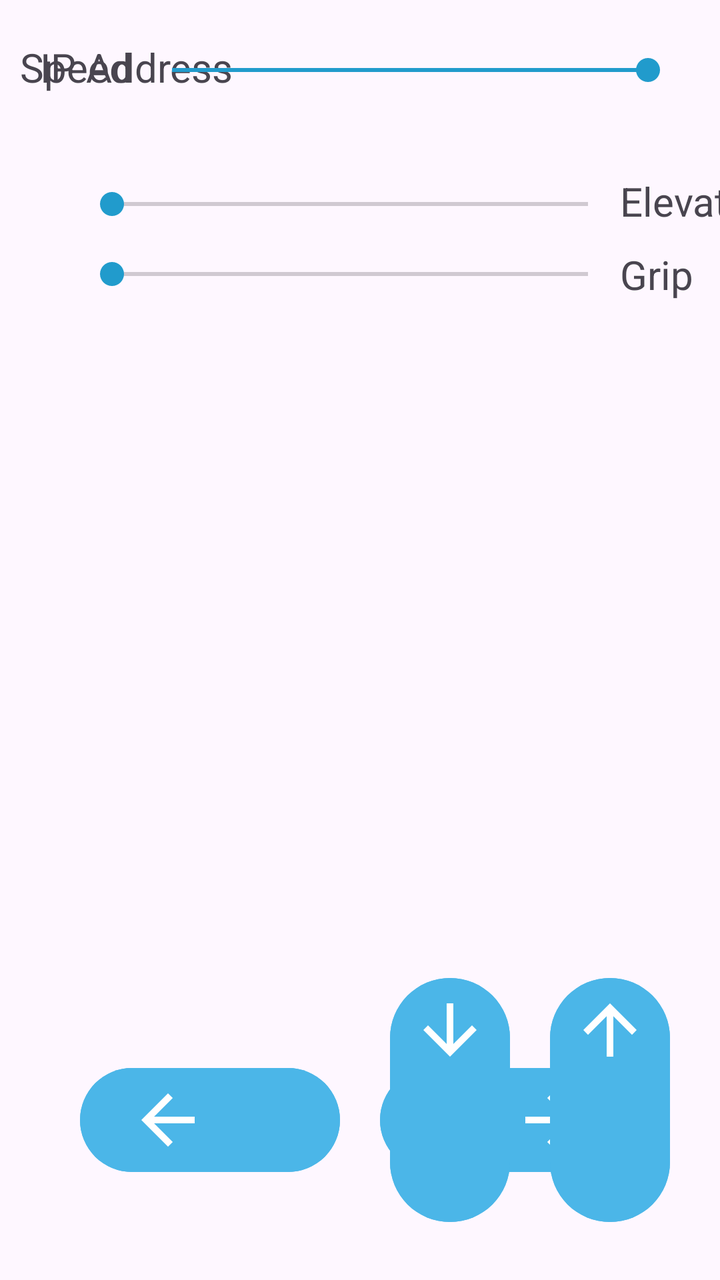
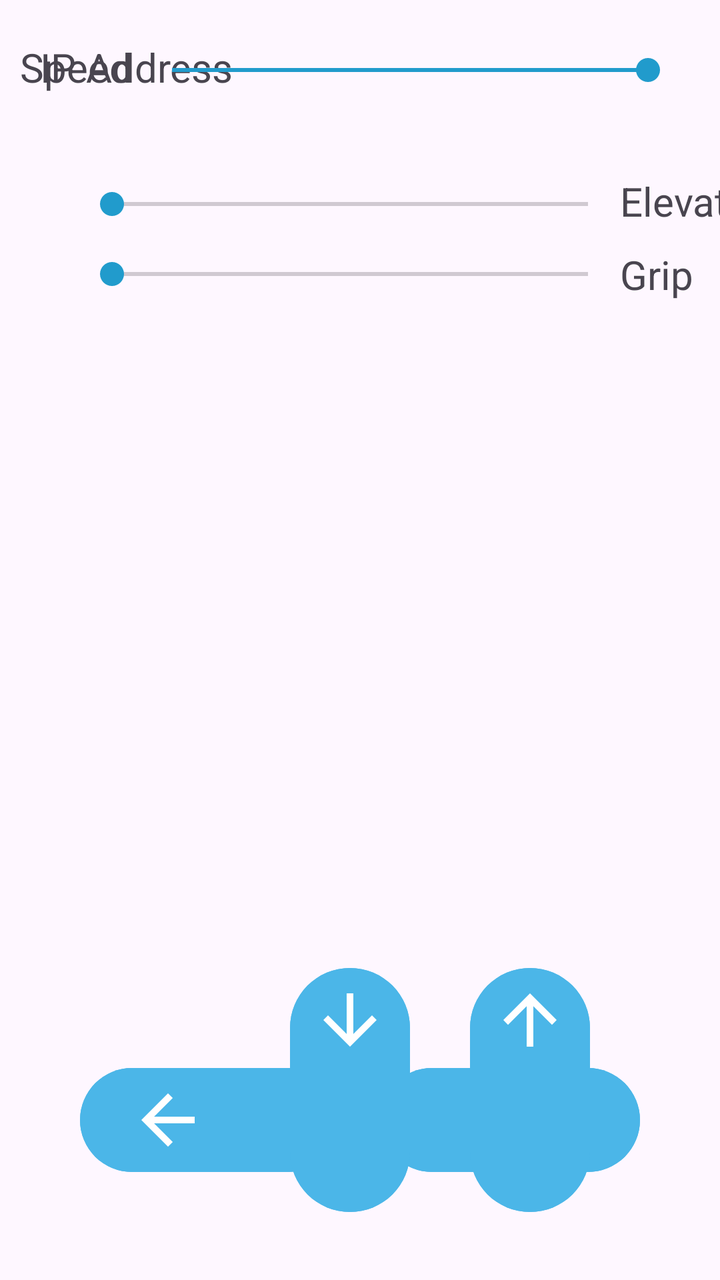

Compare the two renders of this Android layout. The source of the first and the diff that turns it into the second are given below.
<!-- AndroidManifest.xml: application theme Theme.BotzillaController -->
<!-- res/layout/activity_controller_b.xml -->
<?xml version="1.0" encoding="utf-8"?>
<androidx.constraintlayout.widget.ConstraintLayout xmlns:android="http://schemas.android.com/apk/res/android"
    xmlns:app="http://schemas.android.com/apk/res-auto"
    xmlns:tools="http://schemas.android.com/tools"
    android:id="@+id/main"
    android:layout_width="match_parent"
    android:layout_height="match_parent"
    android:backgroundTint="@color/material_dynamic_primary70"
    tools:context=".ControllerActivityButtons">

    <TextView
        android:id="@+id/ipTextViewB"
        android:layout_width="wrap_content"
        android:layout_height="wrap_content"
        android:layout_marginStart="20dp"
        android:layout_marginTop="20dp"
        android:text="IP Address"
        android:textSize="20sp"
        app:layout_constraintStart_toStartOf="parent"
        app:layout_constraintTop_toTopOf="parent"
        tools:ignore="HardcodedText" />

    <TextView
        android:id="@+id/ipTextViewB3"
        android:layout_width="wrap_content"
        android:layout_height="wrap_content"
        android:text="Elevation"
        android:textSize="20sp"
        app:layout_constraintStart_toEndOf="@+id/elevation_seek"
        app:layout_constraintTop_toTopOf="@+id/elevation_seek"
        tools:ignore="HardcodedText" />

    <TextView
        android:id="@+id/gripper_seek_textView"
        android:layout_width="wrap_content"
        android:layout_height="wrap_content"
        android:text="Grip"
        android:textSize="20sp"
        app:layout_constraintBottom_toBottomOf="@+id/grip_seek"
        app:layout_constraintStart_toEndOf="@+id/grip_seek"
        app:layout_constraintTop_toTopOf="@+id/grip_seek"
        tools:ignore="HardcodedText" />

    <SeekBar
        android:id="@+id/speed_seek"
        android:layout_width="270dp"
        android:layout_height="30dp"
        android:layout_marginTop="20dp"
        android:layout_marginEnd="20dp"
        android:progress="255"
        android:max="255"
        android:progressTint="@color/material_dynamic_primary60"
        android:thumbTint="@color/material_dynamic_primary60"
        app:layout_constraintEnd_toEndOf="parent"
        app:layout_constraintTop_toTopOf="parent" />

    <SeekBar
        android:id="@+id/elevation_seek"
        android:layout_width="270dp"
        android:layout_height="30dp"
        android:layout_marginStart="40dp"
        android:layout_marginTop="40dp"
        android:max="90"
        android:progress="0"
        android:progressTint="@color/material_dynamic_primary60"
        android:thumbTint="@color/material_dynamic_primary60"
        app:layout_constraintStart_toStartOf="parent"
        app:layout_constraintTop_toBottomOf="@+id/ipTextViewB" />

    <SeekBar
        android:id="@+id/grip_seek"
        android:layout_width="270dp"
        android:layout_height="30dp"
        android:layout_marginStart="40dp"
        android:layout_marginTop="5dp"
        android:max="180"
        android:progress="0"
        android:progressTint="@color/material_dynamic_primary60"
        android:thumbTint="@color/material_dynamic_primary60"
        app:layout_constraintStart_toStartOf="parent"
        app:layout_constraintTop_toBottomOf="@+id/elevation_seek" />

    <TextView
        android:id="@+id/textView"
        android:layout_width="60dp"
        android:layout_height="30dp"
        android:layout_marginTop="20dp"
        android:backgroundTint="@color/material_dynamic_primary70"
        android:text="@string/speed_hard_coded"
        android:textSize="20sp"
        app:layout_constraintBottom_toBottomOf="@+id/speed_seek"
        app:layout_constraintEnd_toStartOf="@+id/speed_seek"
        app:layout_constraintTop_toTopOf="parent" />

    <LinearLayout
        android:layout_width="wrap_content"
        android:layout_height="wrap_content"
        android:layout_marginStart="30dp"
        android:layout_marginBottom="40dp"
        android:orientation="horizontal"
        app:layout_constraintBottom_toBottomOf="parent"
        app:layout_constraintStart_toStartOf="parent">

        <com.google.android.material.button.MaterialButton
            android:id="@+id/button_left"
            android:layout_width="130dp"
            android:layout_height="60dp"
            android:layout_margin="10dp"
            app:icon="@drawable/outline_arrow_left_24"
            app:iconGravity="start"
            app:iconSize="40dp"
            android:backgroundTint="@color/material_dynamic_primary70"/>

        <com.google.android.material.button.MaterialButton
            android:id="@+id/button_right"
            android:layout_width="130dp"
            android:layout_height="60dp"
            android:layout_margin="10dp"
            app:icon="@drawable/outline_arrow_right_24"
            app:iconGravity="end"
            app:iconSize="40dp"
            android:backgroundTint="@color/material_dynamic_primary70"/>
    </LinearLayout>

    <LinearLayout
        android:layout_width="wrap_content"
        android:layout_height="wrap_content"
        android:layout_margin="15dp"
        android:orientation="horizontal"
        app:layout_constraintBottom_toBottomOf="parent"
        app:layout_constraintEnd_toEndOf="parent">

        <com.google.android.material.button.MaterialButton
            android:id="@+id/button_back"
            android:layout_width="60dp"
            android:layout_height="130dp"
            android:layout_margin="10dp"
            app:icon="@drawable/outline_arrow_down_24"
            app:iconGravity="top"
            app:iconSize="40dp"
            android:backgroundTint="@color/material_dynamic_primary70" />

        <com.google.android.material.button.MaterialButton
            android:id="@+id/button_forward"
            android:layout_width="60dp"
            android:layout_height="130dp"
            android:layout_margin="10dp"
            app:icon="@drawable/outline_arrow_up_24"
            app:iconGravity="top"
            app:iconSize="40dp"
            android:backgroundTint="@color/material_dynamic_primary70"/>

    </LinearLayout>


</androidx.constraintlayout.widget.ConstraintLayout>
<!-- resources referenced by this layout -->
<resources>
  <!-- drawable outline_arrow_down_24 (drawable) -->
  <vector xmlns:android="http://schemas.android.com/apk/res/android" android:height="24dp" android:tint="#000000" android:viewportHeight="960" android:viewportWidth="960" android:width="24dp">
        
      <path android:fillColor="@android:color/white" android:pathData="M440,160L440,647L216,423L160,480L480,800L800,480L744,423L520,647L520,160L440,160Z"/>
      
  </vector>
  <!-- drawable outline_arrow_left_24 (drawable) -->
  <vector xmlns:android="http://schemas.android.com/apk/res/android" android:autoMirrored="true" android:height="24dp" android:tint="#000000" android:viewportHeight="960" android:viewportWidth="960" android:width="24dp">
        
      <path android:fillColor="@android:color/white" android:pathData="M313,520L537,744L480,800L160,480L480,160L537,216L313,440L800,440L800,520L313,520Z"/>
      
  </vector>
  <!-- drawable outline_arrow_right_24 (drawable) -->
  <vector xmlns:android="http://schemas.android.com/apk/res/android" android:autoMirrored="true" android:height="24dp" android:tint="#000000" android:viewportHeight="960" android:viewportWidth="960" android:width="24dp">
        
      <path android:fillColor="@android:color/white" android:pathData="M647,520L160,520L160,440L647,440L423,216L480,160L800,480L480,800L423,744L647,520Z"/>
      
  </vector>
  <!-- drawable outline_arrow_up_24 (drawable) -->
  <vector xmlns:android="http://schemas.android.com/apk/res/android" android:height="24dp" android:tint="#000000" android:viewportHeight="960" android:viewportWidth="960" android:width="24dp">
        
      <path android:fillColor="@android:color/white" android:pathData="M440,800L440,313L216,537L160,480L480,160L800,480L744,537L520,313L520,800L440,800Z"/>
      
  </vector>
  <string name="speed_hard_coded">Speed</string>
  <style name="Theme.BotzillaController" parent="Base.Theme.BotzillaController" />
  <style name="Base.Theme.BotzillaController" parent="Theme.Material3.DayNight.NoActionBar">
          
          
      </style>
</resources>

<!-- the commit's change to res/layout/activity_controller_b.xml (unified diff, before → after) -->
@@ -125,7 +125,8 @@
     <LinearLayout
         android:layout_width="wrap_content"
         android:layout_height="wrap_content"
-        android:layout_margin="15dp"
+        android:layout_marginEnd="50dp"
+        android:layout_marginBottom="15dp"
         android:orientation="horizontal"
         app:layout_constraintBottom_toBottomOf="parent"
         app:layout_constraintEnd_toEndOf="parent">
@@ -134,21 +135,21 @@
             android:id="@+id/button_back"
             android:layout_width="60dp"
             android:layout_height="130dp"
-            android:layout_margin="10dp"
+            android:layout_margin="15dp"
+            android:backgroundTint="@color/material_dynamic_primary70"
             app:icon="@drawable/outline_arrow_down_24"
             app:iconGravity="top"
-            app:iconSize="40dp"
-            android:backgroundTint="@color/material_dynamic_primary70" />
+            app:iconSize="40dp" />
 
         <com.google.android.material.button.MaterialButton
             android:id="@+id/button_forward"
             android:layout_width="60dp"
             android:layout_height="130dp"
-            android:layout_margin="10dp"
+            android:layout_margin="15dp"
+            android:backgroundTint="@color/material_dynamic_primary70"
             app:icon="@drawable/outline_arrow_up_24"
             app:iconGravity="top"
-            app:iconSize="40dp"
-            android:backgroundTint="@color/material_dynamic_primary70"/>
+            app:iconSize="40dp" />
 
     </LinearLayout>
 
